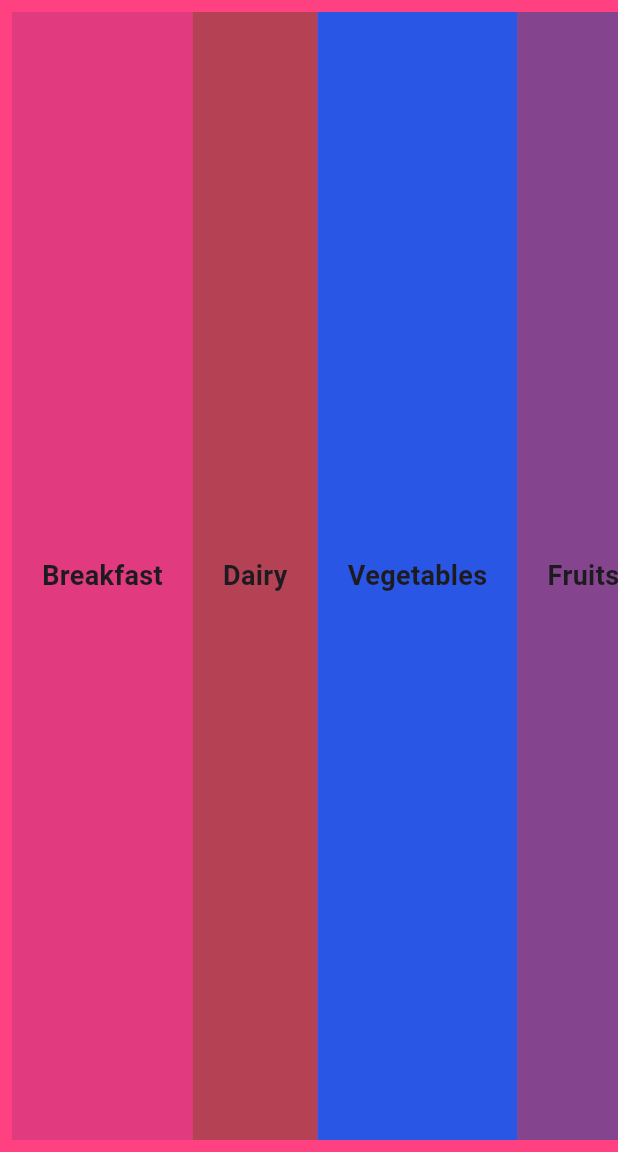
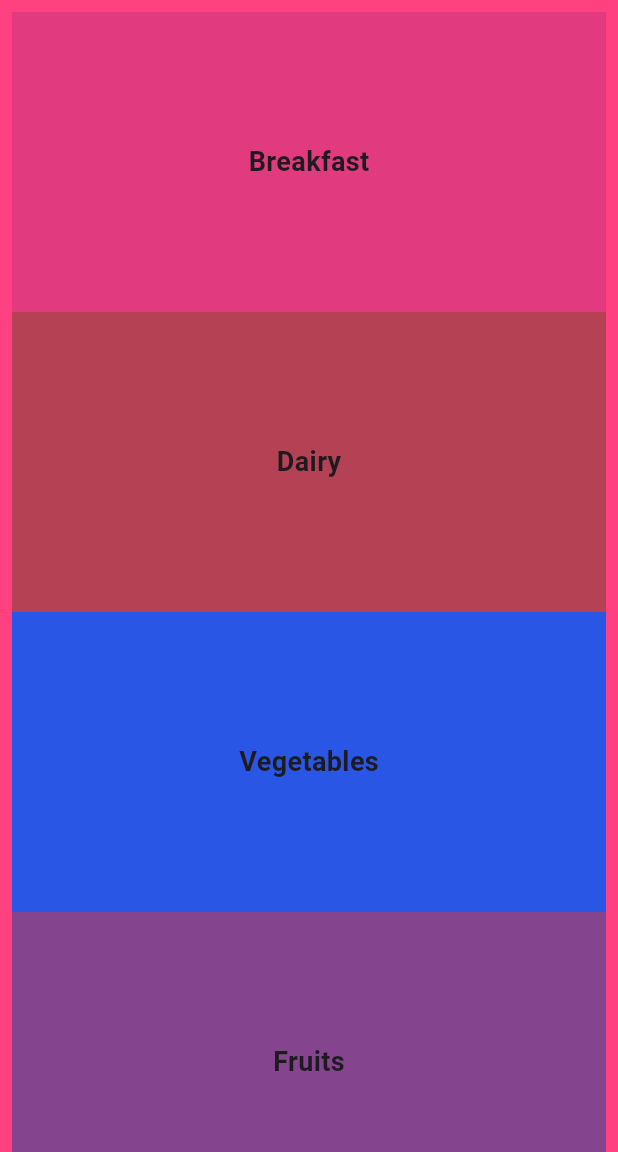
Before and after one commit to Dhannesh/app_listview, a Flutter app: the screen it shows after launch, on a phone screen of 412 x 824 dp, the part 84-1236 px from its top. Run offline on Flutter 3.47's test engine with Material 3 defaults, Android fonts, the phone set to English and light mode, and no system bars.

Commit message:
height of each list item is added

```diff
--- a/lib/main.dart
+++ b/lib/main.dart
@@ -38,7 +38,8 @@ class MyListView extends StatelessWidget {
 
     return ListView(
       padding: const EdgeInsets.all(8),
-      scrollDirection: Axis.horizontal,
+      // scrollDirection: Axis.horizontal,
+
       children: containers,
     );
   }
@@ -50,6 +51,7 @@ List<Widget> createContainers(List<String> items) {
   for (var item in items) {
     containers.add(Container(
       padding: const EdgeInsets.all(20),
+      height: 200,
       color: Color.fromARGB(random.nextInt(255), random.nextInt(255), random.nextInt(255), random.nextInt(255)),
   alignment: Alignment.center,
   child:  Text(item,
```
Also changed, not shown: 1 other file.
